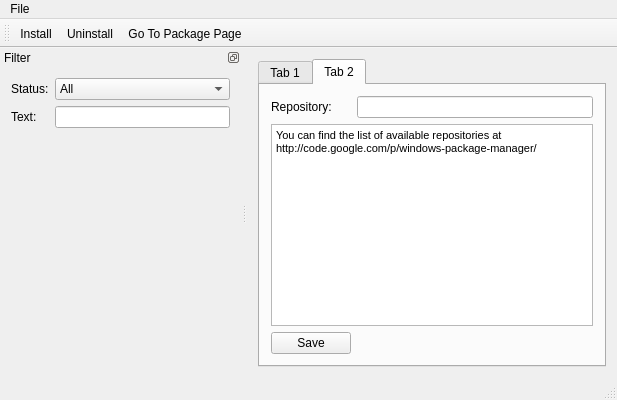
Old version of the form wpmcpp/mainwindow.ui in the repository npackd/npackd.
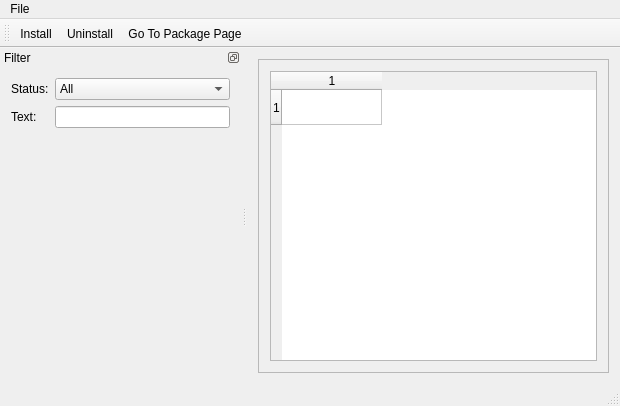
New version of the form. The open tabs and pages were chosen to show the change.

Commit message: Settings dialog

What changed in the file:
```diff
--- a/wpmcpp/mainwindow.ui
+++ b/wpmcpp/mainwindow.ui
@@ -6,8 +6,8 @@
    <rect>
     <x>0</x>
     <y>0</y>
-    <width>617</width>
-    <height>400</height>
+    <width>620</width>
+    <height>406</height>
    </rect>
   </property>
   <property name="windowTitle">
@@ -16,15 +16,14 @@
   <widget class="QWidget" name="centralWidget">
    <layout class="QVBoxLayout" name="verticalLayout_3">
     <item>
-     <widget class="QTabWidget" name="tabWidget">
-      <property name="currentIndex">
-       <number>0</number>
+     <widget class="QFrame" name="frame">
+      <property name="frameShape">
+       <enum>QFrame::StyledPanel</enum>
       </property>
-      <widget class="QWidget" name="tab">
-       <attribute name="title">
-        <string>Tab 1</string>
-       </attribute>
-       <layout class="QVBoxLayout" name="verticalLayout_2">
+      <property name="frameShadow">
+       <enum>QFrame::Raised</enum>
+      </property>
+      <layout class="QVBoxLayout" name="verticalLayout">
         <item>
          <widget class="QTableWidget" name="tableWidget">
           <property name="enabled">
@@ -60,43 +59,6 @@
         </item>
        </layout>
       </widget>
-      <widget class="QWidget" name="tab_2">
-       <attribute name="title">
-        <string>Tab 2</string>
-       </attribute>
-       <layout class="QFormLayout" name="formLayout_2">
-        <item row="0" column="0">
-         <widget class="QLabel" name="label">
-          <property name="text">
-           <string>Repository:</string>
-          </property>
-         </widget>
-        </item>
-        <item row="0" column="1">
-         <widget class="QLineEdit" name="lineEditRepository"/>
-        </item>
-        <item row="2" column="0" colspan="2">
-         <widget class="QTextBrowser" name="textBrowser">
-          <property name="html">
-           <string>&lt;!DOCTYPE HTML PUBLIC &quot;-//W3C//DTD HTML 4.0//EN&quot; &quot;http://www.w3.org/TR/REC-html40/strict.dtd&quot;&gt;
-&lt;html&gt;&lt;head&gt;&lt;meta name=&quot;qrichtext&quot; content=&quot;1&quot; /&gt;&lt;style type=&quot;text/css&quot;&gt;
-p, li { white-space: pre-wrap; }
-&lt;/style&gt;&lt;/head&gt;&lt;body style=&quot; font-family:'MS Shell Dlg 2'; font-size:8.25pt; font-weight:400; font-style:normal;&quot;&gt;
-&lt;p style=&quot; margin-top:0px; margin-bottom:0px; margin-left:0px; margin-right:0px; -qt-block-indent:0; text-indent:0px;&quot;&gt;&lt;span style=&quot; font-size:8pt;&quot;&gt;You can find the list of available repositories at&lt;/span&gt;&lt;/p&gt;
-&lt;p style=&quot; margin-top:0px; margin-bottom:0px; margin-left:0px; margin-right:0px; -qt-block-indent:0; text-indent:0px;&quot;&gt;&lt;span style=&quot; font-size:8pt;&quot;&gt;http://code.google.com/p/windows-package-manager/&lt;/span&gt;&lt;/p&gt;&lt;/body&gt;&lt;/html&gt;</string>
-          </property>
-         </widget>
-        </item>
-        <item row="3" column="0">
-         <widget class="QPushButton" name="pushButtonSaveSettings">
-          <property name="text">
-           <string>Save</string>
-          </property>
-         </widget>
-        </item>
-       </layout>
-      </widget>
-     </widget>
     </item>
    </layout>
   </widget>
@@ -105,7 +67,7 @@
     <rect>
      <x>0</x>
      <y>0</y>
-     <width>617</width>
+     <width>620</width>
      <height>21</height>
     </rect>
    </property>
```
Left out of the diff: 6 changed lines with no effect on the pictures. Lines whose indentation alone changed are shown as unchanged. The commit also changes 9 other files.
